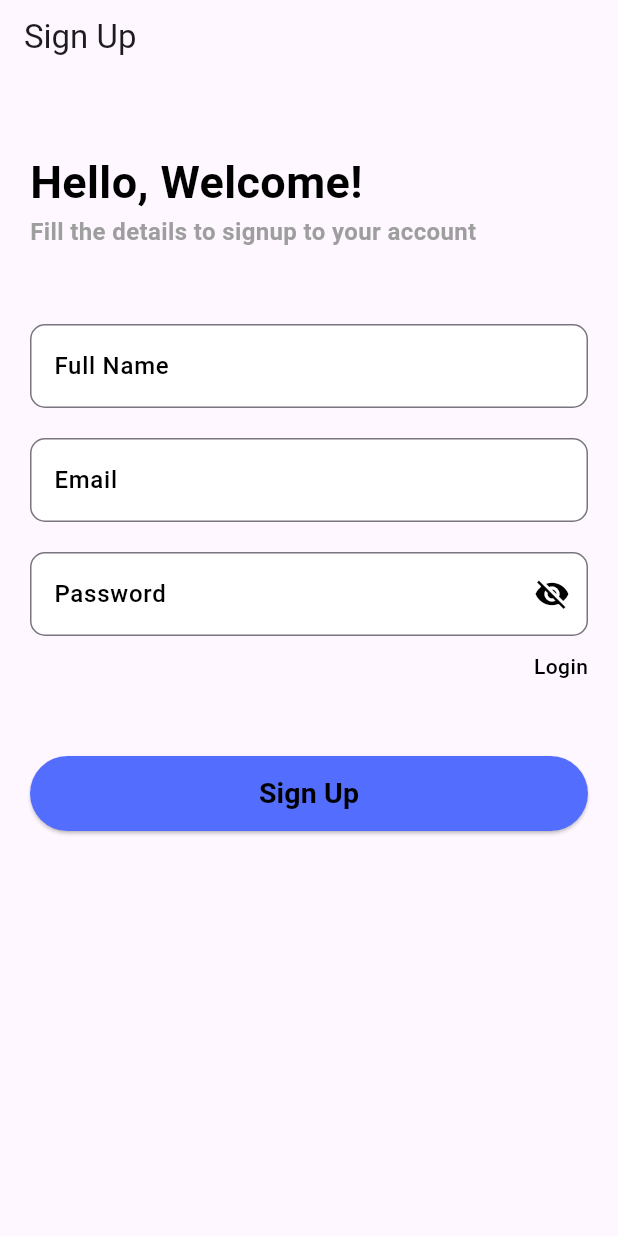
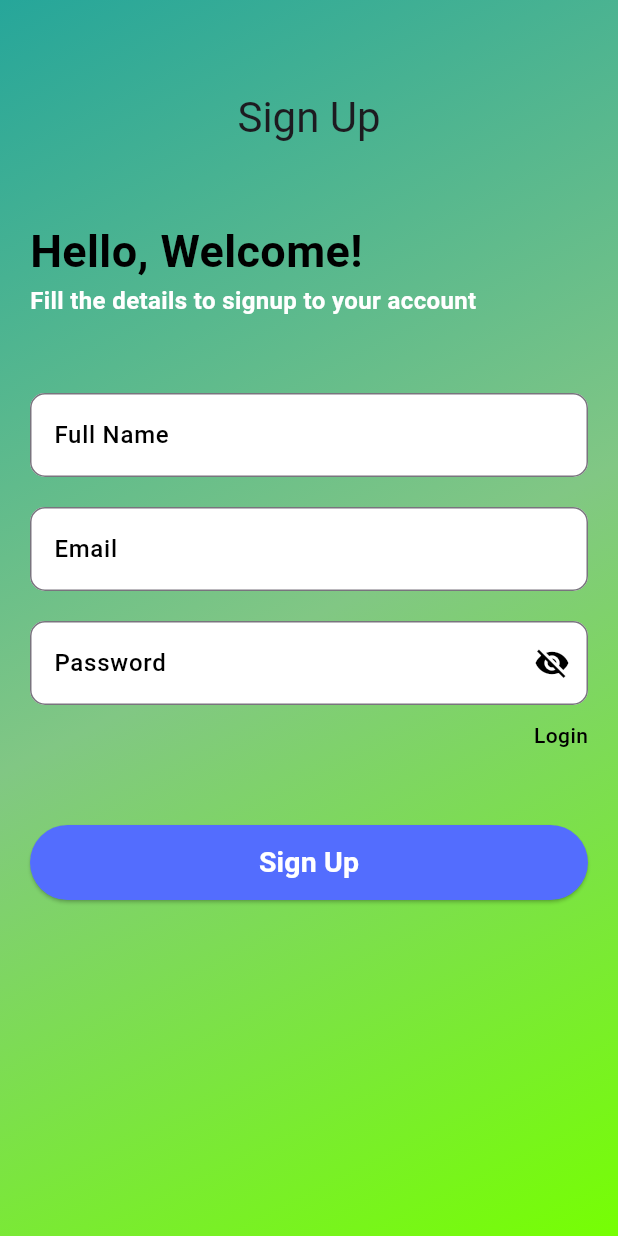
Before and after one commit to JakariaKhan-CSE/JUST-Medical-Center-Automation, a Flutter app: the screen it shows after launch, after a tap on "Register", on a phone screen of 412 x 824 dp. Run offline on Flutter 3.47's test engine with Material 3 defaults, Android fonts, the phone set to English and light mode, and no system bars; our stand-ins replace cloud_firestore, connectivity_plus, firebase_core, flutter_animate, get, image_picker and 1 more; missing offline and left inert: cloudinary; accounts and stored records are empty; network calls fail.

Commit message:
added linear gradient in login and sign up page and ready for first release.

```diff
--- a/lib/screen/auth/login_page.dart
+++ b/lib/screen/auth/login_page.dart
@@ -33,22 +33,31 @@
         // print(loginNotifier.loggedIn);
         return Scaffold(
 
-          appBar: PreferredSize(preferredSize: const Size.fromHeight(50),
-            child: AppBar(title: Text('Login'),
-
+          body: Container(
+            decoration: BoxDecoration(
+              gradient: LinearGradient(
+                begin: Alignment.topLeft,
+                end: Alignment.bottomRight,
+                colors: [
+                  Colors.purple.shade400,
+                  Colors.pink.shade300,
+                  Colors.orange.shade400,
+                ],
+              )
             ),
-          ),
-          body: Padding(
+            child: Padding(
               padding: const EdgeInsets.symmetric(horizontal: 20),
               child: Form(
                 key: loginNotifier.loginFormKey,
                 child: ListView(
                   padding: EdgeInsets.zero,
                   children: [
+                    SizedBox(height: 60,),
+                    Center(child: Text('Login', style: Theme.of(context).textTheme.headlineMedium,)),
                     const SizedBox(height: 50,),
                     const Text( 'Welcome Back!', style: TextStyle(fontSize: 30,fontWeight: FontWeight.w600, color: Colors.black)),
                     const Text( 'Fill the details to login to your account', style: TextStyle(
-                      color: Colors.grey,
+                        color: Colors.white,
                         fontSize: 16,
                         fontWeight: FontWeight.w600
                     )),
@@ -103,7 +112,9 @@
                       ),
                     ),
                     const SizedBox(height: 50,),
-                  CustomButton(btnName: 'Login',backgroundColor: Colors.indigoAccent,
+                    CustomButton(btnName: 'Login',
+                        foregroundColor: Colors.white,
+                        backgroundColor: Colors.indigoAccent,
                         pressed: (){
 
                           if(loginNotifier.validateAndSave())
@@ -129,6 +140,7 @@
                 ),
               ),
             ),
+          ),
         );
       },
     );
--- a/lib/screen/auth/signUpPage.dart
+++ b/lib/screen/auth/signUpPage.dart
@@ -33,19 +33,28 @@
     return Consumer<SignUpNotifier>(
       builder: (context, signUpNotifier, child) {
         return Scaffold(
-          appBar: PreferredSize(
-            preferredSize: const Size.fromHeight(50),
-            child: AppBar(
-              title: Text('Sign Up'),
+
+          body: Container(
+            decoration: BoxDecoration(
+             gradient: LinearGradient(
+               begin: Alignment.topLeft,
+               end: Alignment.bottomRight,
+               colors: [
+                 Colors.teal.shade400,
+                 Colors.green.shade300,
+                 Colors.lightGreenAccent.shade400,
+               ],
+             )
             ),
-          ),
-          body: Padding(
+            child: Padding(
               padding: const EdgeInsets.symmetric(horizontal: 20),
               child: Form(
                 key: signUpNotifier.registerFormKey,
                 child: ListView(
                   padding: EdgeInsets.zero,
                   children: [
+                    SizedBox(height: 60,),
+                    Center(child: Text('Sign Up', style: Theme.of(context).textTheme.headlineMedium,)),
                     const SizedBox(
                       height: 50,
                     ),
@@ -56,7 +65,7 @@
                             color: Colors.black)),
                     const Text('Fill the details to signup to your account',
                         style: TextStyle(
-                          color: Colors.grey,
+                            color: Colors.white,
                             fontSize: 16,
                             fontWeight: FontWeight.w600)),
                     const SizedBox(
@@ -148,6 +157,7 @@
                     CustomButton(
                         btnName: 'Sign Up',
                         backgroundColor: Colors.indigoAccent,
+                        foregroundColor: Colors.white,
                         pressed: () {
 
                           if (signUpNotifier.validateFormAndSave()) {
@@ -184,6 +194,7 @@
                 ),
               ),
             ),
+          ),
         );
       },
     );
--- a/lib/screen/patient/PatientPrescription.dart
+++ b/lib/screen/patient/PatientPrescription.dart
@@ -26,7 +26,7 @@
             return Center(
               child: Text(
                 'No Prescriptions Found',
-                style: Theme.of(context).textTheme.displaySmall,
+                style: Theme.of(context).textTheme.labelLarge,
               ),
             );
           }
--- a/lib/screen/patient/widget/patient/home/doctor_listbuilder.dart
+++ b/lib/screen/patient/widget/patient/home/doctor_listbuilder.dart
@@ -22,7 +22,7 @@
           return Center(
             child: Text(
               'No Doctors Found',
-              style: Theme.of(context).textTheme.displaySmall,
+              style: Theme.of(context).textTheme.labelLarge,
             ),
           );
         }
--- a/lib/splash_screen.dart
+++ b/lib/splash_screen.dart
@@ -67,14 +67,17 @@
               ),
               SizedBox(height: 30,),
              // inherits the delay & duration from move
-              Text("JUST Medical Center",
-                style: Theme.of(context).textTheme.headlineLarge!.copyWith(
-                    fontWeight: FontWeight.w800,
-                  letterSpacing: 1.8,
-                  color: Colors.white
-            ),).animate()
-                  .fade(duration: 2500.ms)
-                  .scale(delay: 500.ms) ,// runs after fade.
+              Padding(
+                padding: const EdgeInsets.all(8.0),
+                child: Text("JUST Medical Center",
+                  style: Theme.of(context).textTheme.headlineLarge!.copyWith(
+                      fontWeight: FontWeight.w800,
+                    letterSpacing: 1.6,
+                    color: Colors.white
+                            ),).animate()
+                    .fade(duration: 2500.ms)
+                    .scale(delay: 500.ms),
+              ) ,// runs after fade.
               // SizedBox(height: 30,),
               // CircularProgressIndicator(
               //   color: Theme.of(context).primaryColor,
```
Also changed, not shown: 2 other files. Lines whose indentation alone changed are shown as unchanged.
